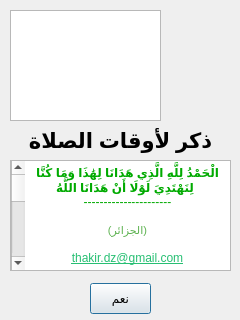
Above: about.ui from hafmed/Thakir-Prayer-Times before the change. Below: the same form after it.
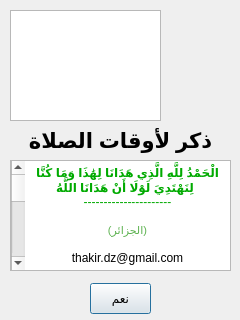
That is the form after the change. Icons and pictures are not drawn.

Diff of the .ui file:
```diff
--- a/about.ui
+++ b/about.ui
@@ -142,7 +142,7 @@
 &lt;p align=&quot;center&quot; style=&quot; margin-top:0px; margin-bottom:0px; margin-left:0px; margin-right:0px; -qt-block-indent:0; text-indent:0px;&quot;&gt;&lt;span style=&quot; font-family:'MS Shell Dlg 2'; font-size:8pt; color:#ffffff;&quot;&gt;هذا البرنامج من تصميم : محمد حفيان &lt;/span&gt;&lt;/p&gt;
 &lt;p align=&quot;center&quot; style=&quot; margin-top:0px; margin-bottom:0px; margin-left:0px; margin-right:0px; -qt-block-indent:0; text-indent:0px;&quot;&gt;&lt;span style=&quot; font-family:'MS Shell Dlg 2'; font-size:8pt; color:#5bb14e;&quot;&gt;(الجزائر)&lt;/span&gt;&lt;/p&gt;
 &lt;p align=&quot;center&quot; style=&quot;-qt-paragraph-type:empty; margin-top:0px; margin-bottom:0px; margin-left:0px; margin-right:0px; -qt-block-indent:0; text-indent:0px;&quot;&gt;&lt;br /&gt;&lt;/p&gt;
-&lt;p align=&quot;center&quot; style=&quot; margin-top:0px; margin-bottom:0px; margin-left:0px; margin-right:0px; -qt-block-indent:0; text-indent:0px;&quot;&gt;&lt;a href=&quot;\&amp;quot;mailto:thakir.dz@gmail.com?subject&quot;&gt;&lt;span style=&quot; text-decoration: underline; color:#27bf73;&quot;&gt;thakir.dz@gmail.com&lt;/span&gt;&lt;/a&gt;&lt;/p&gt;
+&lt;p align=&quot;center&quot; style=&quot; margin-top:0px; margin-bottom:0px; margin-left:0px; margin-right:0px; -qt-block-indent:0; text-indent:0px;&quot;&gt;&lt;a href=&quot;mailto:thakir.dz@gmail.com?subject=About%20Thakir%20Prayer%20Times%20(Ver: 2.0.7)%20; On Linux&quot; text-decoration: underline; color:#27bf73;&quot;&gt;thakir.dz@gmail.com&lt;/span&gt;&lt;/a&gt;&lt;/p&gt;
 &lt;p align=&quot;right&quot; style=&quot;-qt-paragraph-type:empty; margin-top:0px; margin-bottom:0px; margin-left:0px; margin-right:0px; -qt-block-indent:0; text-indent:0px; font-family:'MS Shell Dlg 2'; font-size:8pt;&quot;&gt;&lt;br /&gt;&lt;/p&gt;
 &lt;p align=&quot;right&quot; style=&quot; margin-top:0px; margin-bottom:0px; margin-left:0px; margin-right:0px; -qt-block-indent:0; text-indent:0px;&quot;&gt;&lt;span style=&quot; font-family:'MS Shell Dlg 2'; font-size:8pt;&quot;&gt;هذا البرنامج يوزع مجانا في أمل أن يكون نافعا بإذن الله&lt;/span&gt;&lt;/p&gt;
 &lt;p align=&quot;right&quot; style=&quot; margin-top:0px; margin-bottom:0px; margin-left:0px; margin-right:0px; -qt-block-indent:0; text-indent:0px;&quot;&gt;&lt;span style=&quot; font-family:'MS Shell Dlg 2'; font-size:8pt;&quot;&gt;لكنه غير مصحوب بأية ضمانة، &lt;/span&gt;&lt;span style=&quot; font-family:'MS Shell Dlg 2'; font-size:8pt; text-decoration: underline; color:#43ca4c;&quot;&gt;لا تنسونا من صالح دعائكم&lt;/span&gt;&lt;/p&gt;
```
Left out of the diff: 2 changed lines with no effect on the pictures.
